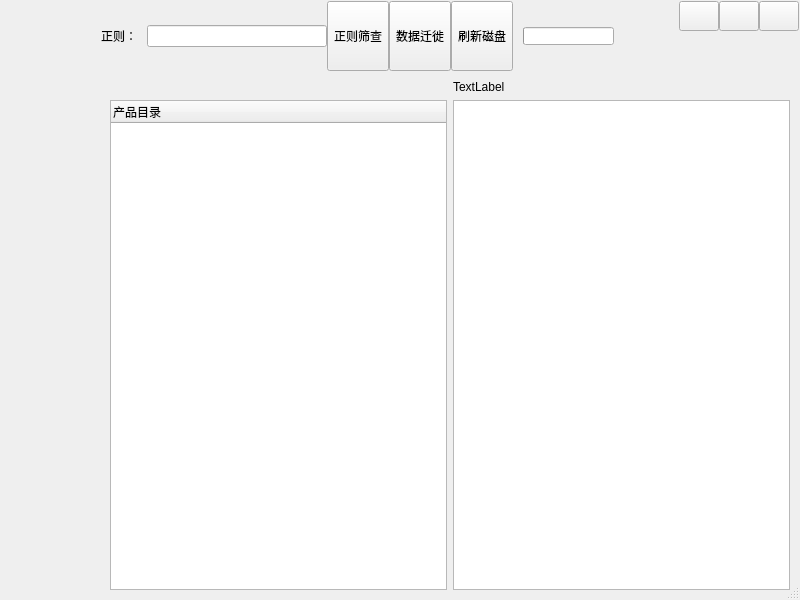
Old version of the form demo/uidemo.ui in the repository jieche/QT_GUI.
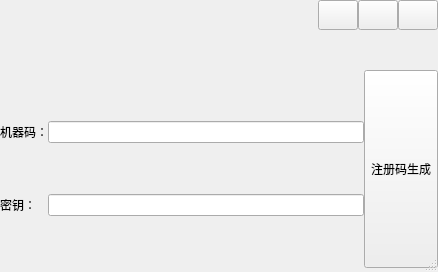
New version of the form. Icons and pictures are not drawn.

Commit message: 利用md5生成密钥

The edit to the form file:
```diff
--- a/demo/uidemo.ui
+++ b/demo/uidemo.ui
@@ -6,8 +6,8 @@
    <rect>
     <x>0</x>
     <y>0</y>
-    <width>800</width>
-    <height>600</height>
+    <width>438</width>
+    <height>272</height>
    </rect>
   </property>
   <property name="windowTitle">
@@ -16,103 +16,23 @@
   <property name="sizeGripEnabled">
    <bool>true</bool>
   </property>
-  <layout class="QGridLayout" name="gridLayout">
+  <layout class="QVBoxLayout" name="verticalLayout">
+   <property name="spacing">
+    <number>0</number>
+   </property>
    <property name="leftMargin">
-    <number>1</number>
+    <number>0</number>
    </property>
    <property name="topMargin">
-    <number>1</number>
+    <number>0</number>
    </property>
    <property name="rightMargin">
-    <number>1</number>
+    <number>0</number>
    </property>
    <property name="bottomMargin">
-    <number>1</number>
+    <number>4</number>
    </property>
-   <property name="spacing">
-    <number>0</number>
-   </property>
-   <item row="1" column="0">
-    <widget class="QWidget" name="widgetLeft" native="true">
-     <property name="minimumSize">
-      <size>
-       <width>100</width>
-       <height>0</height>
-      </size>
-     </property>
-     <property name="maximumSize">
-      <size>
-       <width>128</width>
-       <height>16777215</height>
-      </size>
-     </property>
-     <layout class="QVBoxLayout" name="verticalLayout">
-      <property name="spacing">
-       <number>0</number>
-      </property>
-      <property name="leftMargin">
-       <number>0</number>
-      </property>
-      <property name="topMargin">
-       <number>0</number>
-      </property>
-      <property name="rightMargin">
-       <number>0</number>
-      </property>
-      <property name="bottomMargin">
-       <number>0</number>
-      </property>
-      <item>
-       <layout class="QVBoxLayout" name="layout_left"/>
-      </item>
-     </layout>
-    </widget>
-   </item>
-   <item row="1" column="1">
-    <widget class="QWidget" name="widget_main" native="true">
-     <layout class="QHBoxLayout" name="horizontalLayout">
-      <item>
-       <layout class="QVBoxLayout" name="verticalLayout_2">
-        <item>
-         <widget class="QLabel" name="label_src">
-          <property name="text">
-           <string/>
-          </property>
-         </widget>
-        </item>
-        <item>
-         <widget class="QTreeWidget" name="treeWidget">
-          <column>
-           <property name="text">
-            <string notr="true">产品目录</string>
-           </property>
-          </column>
-         </widget>
-        </item>
-       </layout>
-      </item>
-      <item>
-       <layout class="QVBoxLayout" name="verticalLayout_3">
-        <item>
-         <widget class="QLabel" name="label_des">
-          <property name="text">
-           <string>TextLabel</string>
-          </property>
-         </widget>
-        </item>
-        <item>
-         <widget class="QPlainTextEdit" name="plainTextEdit">
-          <property name="plainText">
-           <string/>
-          </property>
-         </widget>
-        </item>
-       </layout>
-      </item>
-     </layout>
-    </widget>
-   </item>
-   <item row="0" column="0" colspan="2">
+   <item>
     <widget class="QWidget" name="widgetTitle" native="true">
      <property name="sizePolicy">
       <sizepolicy hsizetype="Preferred" vsizetype="Fixed">
@@ -172,13 +92,6 @@
         </property>
        </spacer>
       </item>
-      <item>
-       <widget class="QLabel" name="label_2">
-        <property name="text">
-         <string>正则：</string>
-        </property>
-       </widget>
-      </item>
       <item>
        <widget class="QWidget" name="widgetTop" native="true">
         <layout class="QHBoxLayout" name="horizontalLayout_3">
@@ -197,111 +110,9 @@
          <property name="bottomMargin">
           <number>0</number>
          </property>
-         <item>
-          <widget class="QLineEdit" name="lineEdit">
-           <property name="minimumSize">
-            <size>
-             <width>180</width>
-             <height>0</height>
-            </size>
-           </property>
-          </widget>
-         </item>
-         <item>
-          <widget class="QToolButton" name="btn_search">
-           <property name="sizePolicy">
-            <sizepolicy hsizetype="Fixed" vsizetype="Expanding">
-             <horstretch>0</horstretch>
-             <verstretch>0</verstretch>
-            </sizepolicy>
-           </property>
-           <property name="text">
-            <string>正则筛查</string>
-           </property>
-           <property name="icon">
-            <iconset resource="demo.qrc">
-             <normaloff>:/demo/main_data.png</normaloff>:/demo/main_data.png</iconset>
-           </property>
-           <property name="checked">
-            <bool>false</bool>
-           </property>
-           <property name="toolButtonStyle">
-            <enum>Qt::ToolButtonTextUnderIcon</enum>
-           </property>
-          </widget>
-         </item>
-         <item>
-          <widget class="QToolButton" name="btnCopy">
-           <property name="sizePolicy">
-            <sizepolicy hsizetype="Fixed" vsizetype="Expanding">
-             <horstretch>0</horstretch>
-             <verstretch>0</verstretch>
-            </sizepolicy>
-           </property>
-           <property name="styleSheet">
-            <string notr="true"/>
-           </property>
-           <property name="text">
-            <string>数据迁徙</string>
-           </property>
-           <property name="icon">
-            <iconset resource="demo.qrc">
-             <normaloff>:/demo/main_exit.png</normaloff>:/demo/main_exit.png</iconset>
-           </property>
-           <property name="toolButtonStyle">
-            <enum>Qt::ToolButtonTextUnderIcon</enum>
-           </property>
-          </widget>
-         </item>
-         <item>
-          <widget class="QToolButton" name="btnRefresh">
-           <property name="sizePolicy">
-            <sizepolicy hsizetype="Fixed" vsizetype="Expanding">
-             <horstretch>0</horstretch>
-             <verstretch>0</verstretch>
-            </sizepolicy>
-           </property>
-           <property name="styleSheet">
-            <string notr="true"/>
-           </property>
-           <property name="text">
-            <string>刷新磁盘</string>
-           </property>
-           <property name="icon">
-            <iconset resource="demo.qrc">
-             <normaloff>:/demo/main_company.png</normaloff>:/demo/main_company.png</iconset>
-           </property>
-           <property name="toolButtonStyle">
-            <enum>Qt::ToolButtonTextUnderIcon</enum>
-           </property>
-          </widget>
-         </item>
         </layout>
        </widget>
       </item>
-      <item>
-       <widget class="QProgressBar" name="progressBar">
-        <property name="maximumSize">
-         <size>
-          <width>16777215</width>
-          <height>18</height>
-         </size>
-        </property>
-       </widget>
-      </item>
-      <item>
-       <spacer name="horizontalSpacer">
-        <property name="orientation">
-         <enum>Qt::Horizontal</enum>
-        </property>
-        <property name="sizeHint" stdset="0">
-         <size>
-          <width>40</width>
-          <height>20</height>
-         </size>
-        </property>
-       </spacer>
-      </item>
       <item>
        <widget class="QWidget" name="widgetMenu" native="true">
         <layout class="QGridLayout" name="gridLayout_2">
@@ -417,6 +228,80 @@
      </layout>
     </widget>
    </item>
+   <item>
+    <layout class="QHBoxLayout" name="horizontalLayout">
+     <property name="spacing">
+      <number>0</number>
+     </property>
+     <item>
+      <layout class="QGridLayout" name="gridLayout">
+       <item row="0" column="0">
+        <widget class="QLabel" name="label_3">
+         <property name="text">
+          <string>机器码：</string>
+         </property>
+        </widget>
+       </item>
+       <item row="0" column="1">
+        <widget class="QLineEdit" name="lineEdit_cpu">
+         <property name="minimumSize">
+          <size>
+           <width>180</width>
+           <height>0</height>
+          </size>
+         </property>
+        </widget>
+       </item>
+       <item row="1" column="0">
+        <widget class="QLabel" name="label_2">
+         <property name="text">
+          <string>密钥：</string>
+         </property>
+        </widget>
+       </item>
+       <item row="1" column="1">
+        <widget class="QLineEdit" name="lineEdit_key">
+         <property name="minimumSize">
+          <size>
+           <width>180</width>
+           <height>0</height>
+          </size>
+         </property>
+        </widget>
+       </item>
+      </layout>
+     </item>
+     <item>
+      <widget class="QToolButton" name="btn_generate">
+       <property name="sizePolicy">
+        <sizepolicy hsizetype="Fixed" vsizetype="Expanding">
+         <horstretch>0</horstretch>
+         <verstretch>0</verstretch>
+        </sizepolicy>
+       </property>
+       <property name="text">
+        <string>注册码生成</string>
+       </property>
+       <property name="icon">
+        <iconset resource="demo.qrc">
+         <normaloff>:/demo/main_data.png</normaloff>:/demo/main_data.png</iconset>
+       </property>
+       <property name="iconSize">
+        <size>
+         <width>80</width>
+         <height>80</height>
+        </size>
+       </property>
+       <property name="checked">
+        <bool>false</bool>
+       </property>
+       <property name="toolButtonStyle">
+        <enum>Qt::ToolButtonTextUnderIcon</enum>
+       </property>
+      </widget>
+     </item>
+    </layout>
+   </item>
   </layout>
  </widget>
  <resources>
```
Left out of the diff: 34 changed lines with no effect on the pictures. The commit also changes 2 other files.
